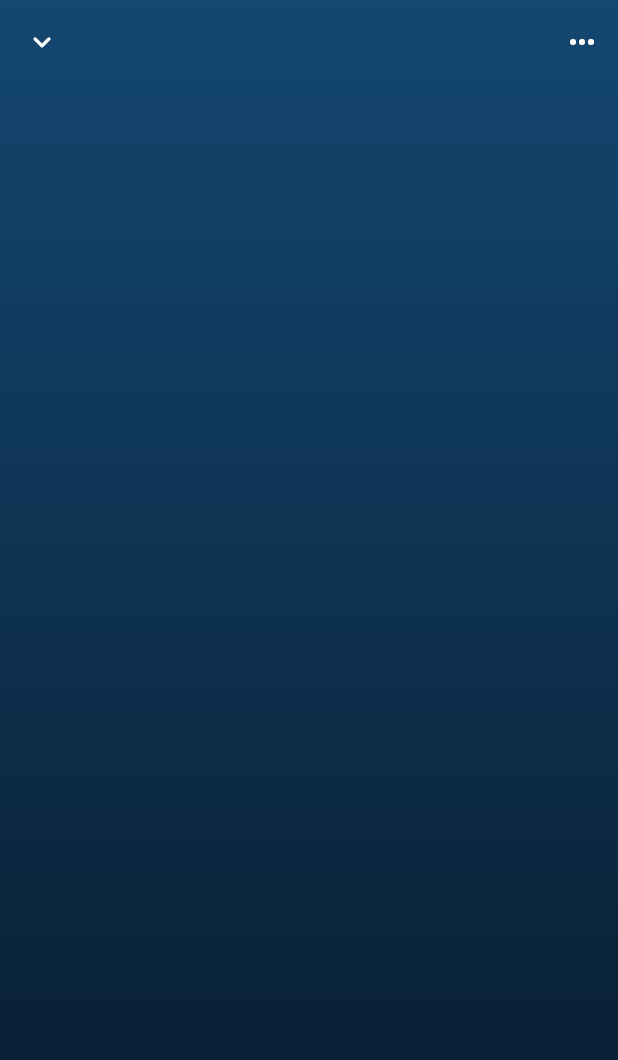
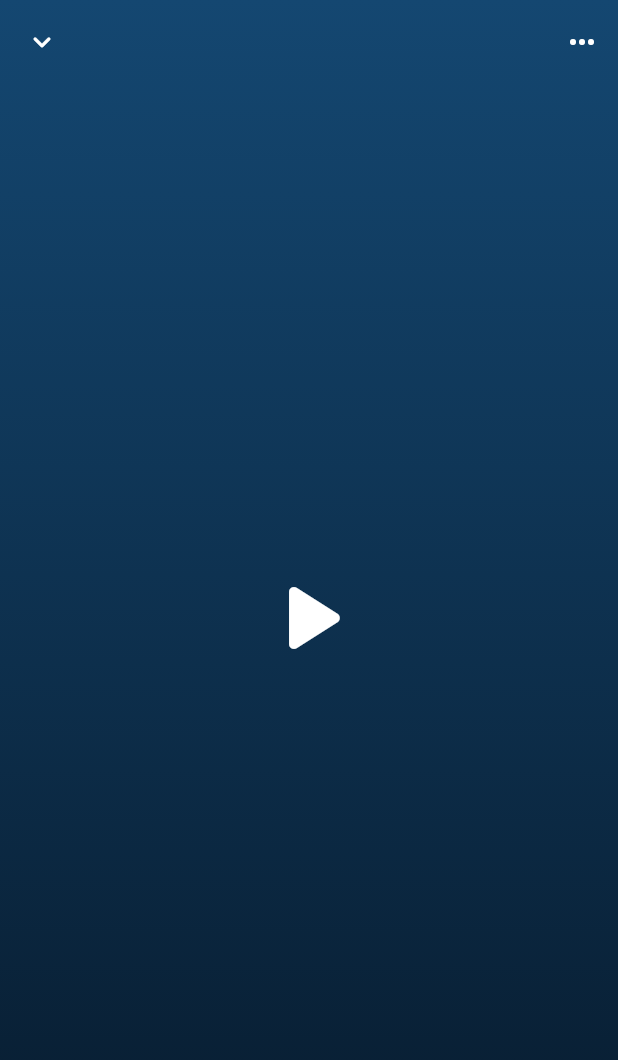
Before and after one commit to 9reis/flutter_audio_players, a Flutter app: the screen it shows after launch, on a phone screen of 412 x 824 dp. Shown: the top 1060 px of the screen. Run offline on Flutter 3.47's test engine with Material 2 defaults, Android fonts, the light colour scheme and no system bars; our stand-ins replace just_audio.

Commit message:
Controls (Play/Pause)

```diff
--- a/lib/main.dart
+++ b/lib/main.dart
@@ -77,9 +77,50 @@ class _AudioPlayerScreenState extends State<AudioPlayerScreen> {
         ),
         child: Column(
           mainAxisAlignment: MainAxisAlignment.center,
-          children: [],
+          children: [
+            Controls(audioPlayer: _audioPlayer),
+          ],
         ),
       ),
     );
   }
 }
+
+class Controls extends StatelessWidget {
+  const Controls({super.key, required this.audioPlayer});
+
+  final AudioPlayer audioPlayer;
+
+  @override
+  Widget build(BuildContext context) {
+    return StreamBuilder<PlayerState>(
+      stream: audioPlayer.playerStateStream,
+      builder: (context, snapshot) {
+        final playerState = snapshot.data;
+        final processingState = playerState?.processingState;
+        final playing = playerState?.playing;
+
+        if (!(playing ?? false)) {
+          return IconButton(
+            onPressed: audioPlayer.play,
+            icon: Icon(Icons.play_arrow_rounded),
+            iconSize: 80,
+            color: Colors.white,
+          );
+        } else if (processingState != ProcessingState.completed) {
+          return IconButton(
+            onPressed: audioPlayer.pause,
+            icon: Icon(Icons.pause_rounded),
+            iconSize: 80,
+            color: Colors.white,
+          );
+        }
+        return Icon(
+          Icons.play_arrow_rounded,
+          size: 80,
+          color: Colors.white,
+        );
+      },
+    );
+  }
+}
```
